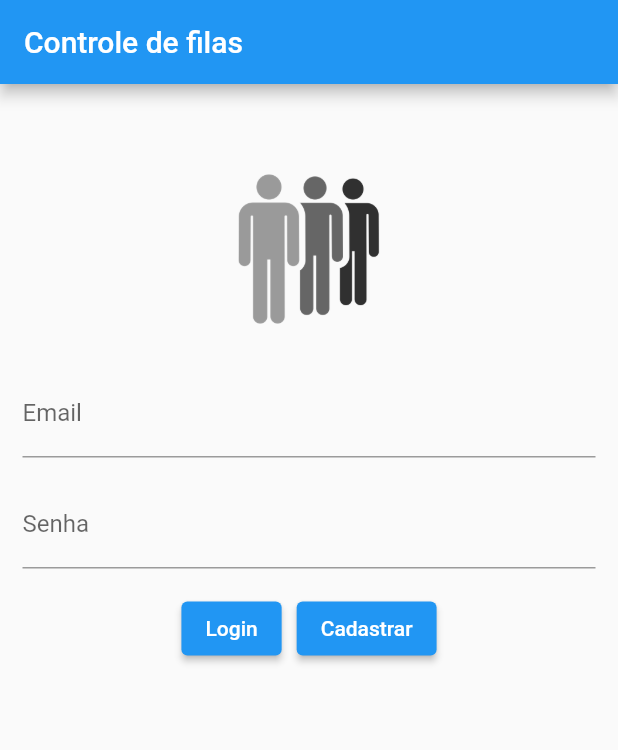
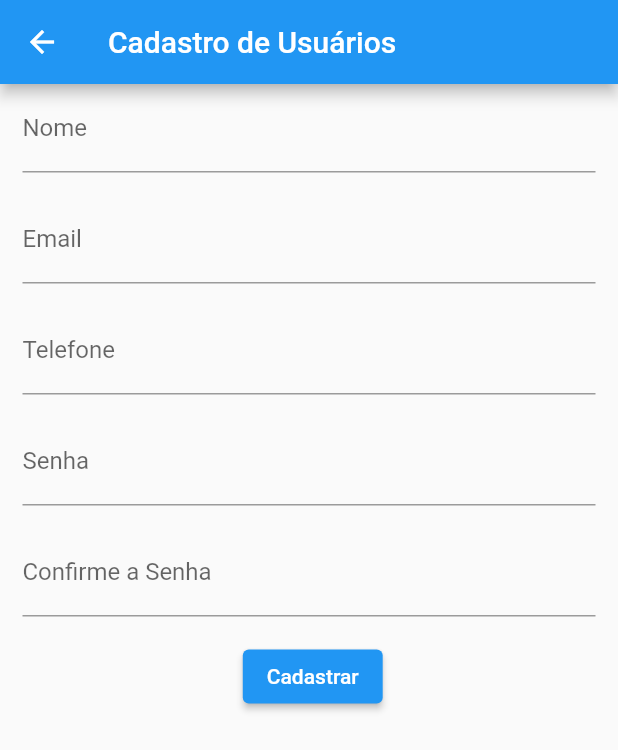
Before and after one commit to rm344672/controlador_filas, a Flutter app: the screen it shows after launch, after a tap on "Cadastrar", on a phone screen of 412 x 824 dp. Shown: the top 750 px of the screen. Run offline on Flutter 3.47's test engine with Material 2 defaults, Android fonts, the phone set to English and light mode, and no system bars; our stand-ins replace flutter_screenutil.

Commit message:
[FrontEnd] Adicionando tela de cadastro de usuário

```diff
--- a/lib/main.dart
+++ b/lib/main.dart
@@ -16,7 +16,7 @@ class MyApp extends StatelessWidget {
       theme: ThemeData(
         primarySwatch: Colors.blue,
       ),
-      home: const homeWidget(),
+      home: const HomeWidget(),
     );
   }
 }
--- /dev/null
+++ b/lib/screens/cadastro.dart
@@ -0,0 +1,81 @@
+import 'package:flutter/material.dart';
+import 'package:flutter_screenutil/flutter_screenutil.dart';
+
+class CadastroWidget extends StatefulWidget {
+  const CadastroWidget({Key? key}) : super(key: key);
+
+  @override
+  State<CadastroWidget> createState() => _CadastroWidgetState();
+}
+
+class _CadastroWidgetState extends State<CadastroWidget> {
+  @override
+  Widget build(BuildContext context) {
+    ScreenUtil.init(context, designSize: const Size(700, 1400));
+    return Scaffold(
+        appBar: AppBar(
+          title: const Text("Cadastro de Usuários"),
+        ),
+        body: SingleChildScrollView(
+            child:
+                Column(mainAxisAlignment: MainAxisAlignment.center, children: [
+          const Padding(
+            padding: EdgeInsets.symmetric(horizontal: 15),
+            child: TextField(
+              decoration: InputDecoration(
+                  labelText: 'Nome', hintText: 'Digite seu nome'),
+            ),
+          ),
+          const Padding(
+            padding:
+                EdgeInsets.only(left: 15.0, right: 15.0, top: 15, bottom: 0),
+            child: TextField(
+              decoration: InputDecoration(
+                  labelText: 'Email', hintText: 'Digite a seu email'),
+            ),
+          ),
+          const Padding(
+            padding:
+                EdgeInsets.only(left: 15.0, right: 15.0, top: 15, bottom: 0),
+            child: TextField(
+              decoration: InputDecoration(
+                  labelText: 'Telefone', hintText: 'Digite a seu telefone'),
+            ),
+          ),
+          const Padding(
+            padding:
+                EdgeInsets.only(left: 15.0, right: 15.0, top: 15, bottom: 0),
+            child: TextField(
+              obscureText: true,
+              decoration: InputDecoration(
+                  labelText: 'Senha', hintText: 'Digite a sua senha'),
+            ),
+          ),
+          const Padding(
+            padding:
+                EdgeInsets.only(left: 15.0, right: 15.0, top: 15, bottom: 0),
+            child: TextField(
+              obscureText: true,
+              decoration: InputDecoration(
+                  labelText: 'Confirme a Senha',
+                  hintText: 'Digite a sua senha novamente'),
+            ),
+          ),
+          Padding(
+              padding: const EdgeInsets.only(top: 16),
+              child: Row(
+                mainAxisAlignment: MainAxisAlignment.center,
+                children: [
+                  Padding(
+                    padding: const EdgeInsets.only(left: 5.0),
+                    child: ElevatedButton(
+                        onPressed: () {
+                          Navigator.pop(context);
+                        },
+                        child: const Text("Cadastrar")),
+                  )
+                ],
+              ))
+        ])));
+  }
+}
--- a/lib/screens/home.dart
+++ b/lib/screens/home.dart
@@ -1,13 +1,21 @@
 import 'package:flutter/material.dart';
+import 'package:flutter_screenutil/flutter_screenutil.dart';
+import 'package:gestor_fila/screens/cadastro.dart';
 
-class homeWidget extends StatelessWidget {
-  const homeWidget({Key? key}) : super(key: key);
+class HomeWidget extends StatefulWidget {
+  const HomeWidget({Key? key}) : super(key: key);
 
   @override
+  State<HomeWidget> createState() => _HomeWidgetState();
+}
+
+class _HomeWidgetState extends State<HomeWidget> {
+  @override
   Widget build(BuildContext context) {
+    ScreenUtil.init(context, designSize: const Size(700, 1400));
     return Scaffold(
       appBar: AppBar(
-        title: const Text("Controle de filas"),
+        title: const Text("Login"),
       ),
       body: SingleChildScrollView(
         child: Column(
@@ -15,28 +23,26 @@ class homeWidget extends StatelessWidget {
             Padding(
               padding: const EdgeInsets.only(top: 60.0, bottom: 30.0),
               child: Center(
-                child: Container(
+                child: SizedBox(
                     width: 150,
                     height: 100,
                     child: Image.asset('images/queue-logo.png')),
               ),
             ),
-            Padding(
-              padding: const EdgeInsets.symmetric(horizontal: 15),
+            const Padding(
+              padding: EdgeInsets.symmetric(horizontal: 15),
               child: TextField(
-                decoration: const InputDecoration(
-                    labelText: 'Email',
-                    hintText: 'Digite seu email'),
+                decoration: InputDecoration(
+                    labelText: 'Email', hintText: 'Digite seu email'),
               ),
             ),
-            Padding(
-              padding: const EdgeInsets.only(
-                  left: 15.0, right: 15.0, top: 15, bottom: 0),
+            const Padding(
+              padding:
+                  EdgeInsets.only(left: 15.0, right: 15.0, top: 15, bottom: 0),
               child: TextField(
                 obscureText: true,
                 decoration: InputDecoration(
-                    labelText: 'Senha',
-                    hintText: 'Digite a sua senha'),
+                    labelText: 'Senha', hintText: 'Digite a sua senha'),
               ),
             ),
             Padding(
@@ -46,15 +52,23 @@ class homeWidget extends StatelessWidget {
                   children: [
                     Padding(
                       padding: const EdgeInsets.only(right: 5.0),
-                    child: ElevatedButton(onPressed: () {}, child: const Text("Login")),
+                      child: ElevatedButton(
+                          onPressed: () {}, child: const Text("Login")),
                     ),
                     Padding(
                       padding: const EdgeInsets.only(left: 5.0),
-                    child: ElevatedButton(onPressed: () {}, child: const Text("Cadastrar")),
+                      child: ElevatedButton(
+                          onPressed: () {
+                            Navigator.push(
+                                context,
+                                MaterialPageRoute(
+                                    builder: (context) =>
+                                        const CadastroWidget()));
+                          },
+                          child: const Text("Cadastrar")),
                     )
                   ],
-              )
-            ),
+                )),
           ],
         ),
       ),
--- a/pubspec.yaml
+++ b/pubspec.yaml
@@ -12,13 +12,12 @@ dependencies:
   flutter:
     sdk: flutter
   cupertino_icons: ^1.0.2
+  flutter_screenutil: ^5.1.1
 
 dev_dependencies:
   flutter_test:
     sdk: flutter
   flutter_lints: ^2.0.0
-  firebase_core: ^1.2.1
-  cloud_firestore: ^2.2.1
 
 flutter:
   uses-material-design: true
```
Also changed, not shown: lib/screens/login.dart (deleted), pubspec.lock, 1 other file. Lines whose indentation alone changed are shown as unchanged.
